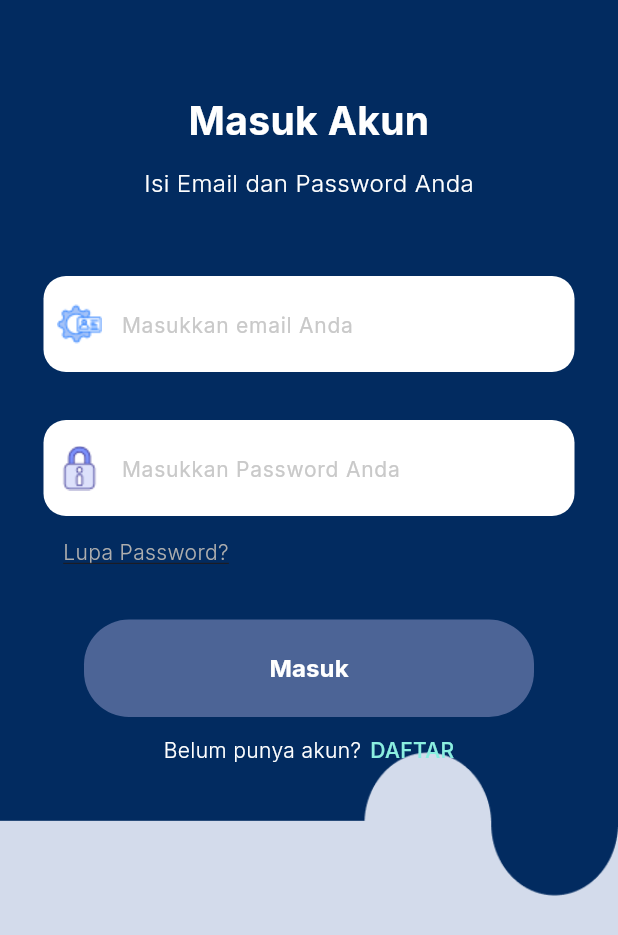
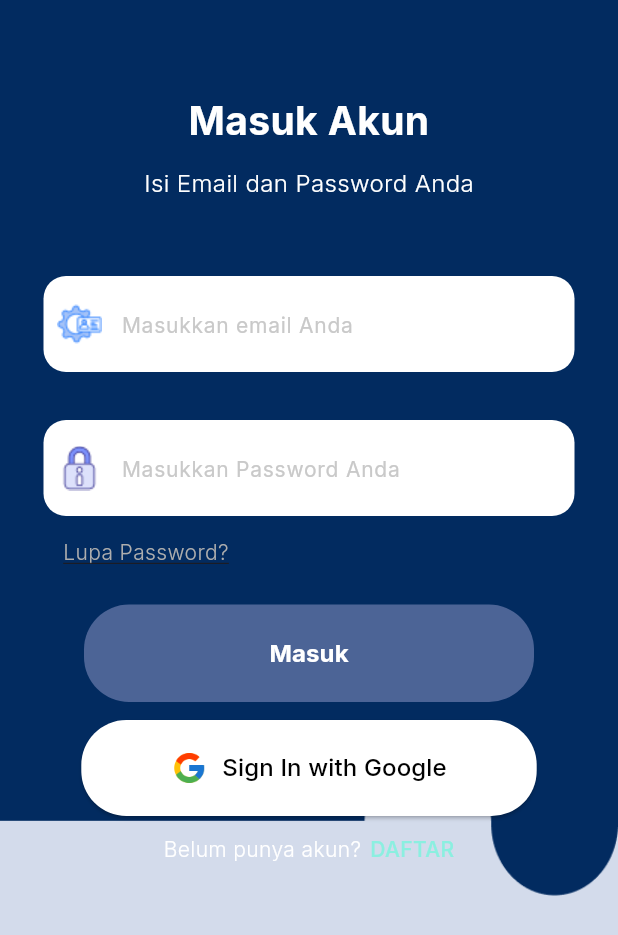
Before and after one commit to OliviaGalfi1/kostgo, a Flutter app: the screen it shows after launch, after a tap on "Explore Now", on a phone screen of 412 x 824 dp. Shown: the top 935 px of the screen. Run offline on Flutter 3.47's test engine with Material 3 defaults, Android fonts, the light colour scheme and no system bars; our stand-ins replace carousel_slider, cloud_firestore, firebase_auth, firebase_core, firebase_messaging, flutter_local_notifications and 5 more; accounts and stored records are empty.

Commit message:
first commit

```diff
--- a/lib/login.dart
+++ b/lib/login.dart
@@ -5,6 +5,7 @@ import 'package:kostgo/forgetpasword.dart';
 import 'package:kostgo/register.dart';
 import 'package:kostgo/screens/home_screen.dart';
 import 'package:firebase_auth/firebase_auth.dart';
+import 'package:google_sign_in/google_sign_in.dart';
 
 class LoginPage extends StatefulWidget {
   const LoginPage({super.key});
@@ -15,11 +16,10 @@ class LoginPage extends StatefulWidget {
 
 class _LoginPageState extends State<LoginPage> {
   final _formKey = GlobalKey<FormState>();
-
   final _emailController = TextEditingController();
   final _passwordController = TextEditingController();
-
   final _auth = FirebaseAuth.instance;
+  final _googleSignIn = GoogleSignIn();
 
   bool _isLoading = false;
 
@@ -29,14 +29,12 @@ class _LoginPageState extends State<LoginPage> {
       resizeToAvoidBottomInset: false,
       body: Stack(
         children: [
-          // Background
           Positioned.fill(
             child: Image.asset(
               "images/background5.png",
               fit: BoxFit.cover,
             ),
           ),
-          // Konten
           Form(
             key: _formKey,
             child: Column(
@@ -165,7 +163,7 @@ class _LoginPageState extends State<LoginPage> {
                     ),
                   ),
                 ),
-                const SizedBox(height: 35),
+                const SizedBox(height: 25),
                 Center(
                   child: _isLoading
                       ? const CircularProgressIndicator()
@@ -186,6 +184,39 @@ class _LoginPageState extends State<LoginPage> {
                                 color: Colors.white,
                               ),
                             ),
+                          ),
+                        ),
+                ),
+                const SizedBox(height: 12),
+                // Tombol Sign In dengan Google
+                Center(
+                  child: _isLoading
+                      ? const CircularProgressIndicator()
+                      : ElevatedButton(
+                          style: ElevatedButton.styleFrom(
+                            foregroundColor: Colors.black,
+                            backgroundColor: Colors.white, // Warna teks
+                            padding: const EdgeInsets.symmetric(
+                                horizontal: 60, vertical: 20),
+                            shape: RoundedRectangleBorder(
+                              borderRadius: BorderRadius.circular(30),
+                            ),
+                          ),
+                          onPressed: _signInWithGoogle,
+                          child: Row(
+                            mainAxisSize: MainAxisSize.min,
+                            children: [
+                              Image.asset("images/google_icon.png", width: 24),
+                              const SizedBox(width: 10),
+                              Text(
+                                "Sign In with Google",
+                                style: GoogleFonts.inter(
+                                  fontSize: 16,
+                                  fontWeight: FontWeight.w500,
+                                  color: Colors.black,
+                                ),
+                              ),
+                            ],
                           ),
                         ),
                 ),
@@ -228,6 +259,53 @@ class _LoginPageState extends State<LoginPage> {
         ],
       ),
     );
+  }
+
+  Future<void> _signInWithGoogle() async {
+    setState(() {
+      _isLoading = true;
+    });
+
+    try {
+      // Melakukan sign in dengan Google
+      final GoogleSignInAccount? googleUser = await _googleSignIn.signIn();
+      if (googleUser == null) {
+        // User membatalkan login, keluar
+        setState(() {
+          _isLoading = false;
+        });
+        return;
+      }
+
+      // Mendapatkan credential dari Google SignIn
+      final GoogleSignInAuthentication googleAuth =
+          await googleUser.authentication;
+      final AuthCredential credential = GoogleAuthProvider.credential(
+        idToken: googleAuth.idToken,
+        accessToken: googleAuth.accessToken,
+      );
+
+      // Melakukan sign in dengan credential dari Google
+      final userCredential = await _auth.signInWithCredential(credential);
+
+      if (userCredential.user != null) {
+        // Arahkan ke halaman HomeScreen setelah login berhasil
+        Navigator.pushReplacement(
+          context,
+          MaterialPageRoute(builder: (context) => HomeScreen()),
+        );
+      }
+    } on FirebaseAuthException catch (e) {
+      Fluttertoast.showToast(
+        msg: e.message ?? 'Terjadi kesalahan',
+        backgroundColor: Colors.red,
+        textColor: Colors.white,
+      );
+    } finally {
+      setState(() {
+        _isLoading = false;
+      });
+    }
   }
 
   Future<void> _handleLogin(BuildContext context) async {
--- a/pubspec.yaml
+++ b/pubspec.yaml
@@ -48,6 +48,7 @@ dependencies:
   font_awesome_flutter: ^10.8.0
   firebase_auth: ^5.3.3
   cloud_firestore: ^5.4.4
+  google_sign_in: ^6.2.2
 
 
 
```
Also changed, not shown: lib/favorite/pembayaran3.dart (+15 -6 lines), images/google_icon.png (added), pubspec.lock, 5 other files.
